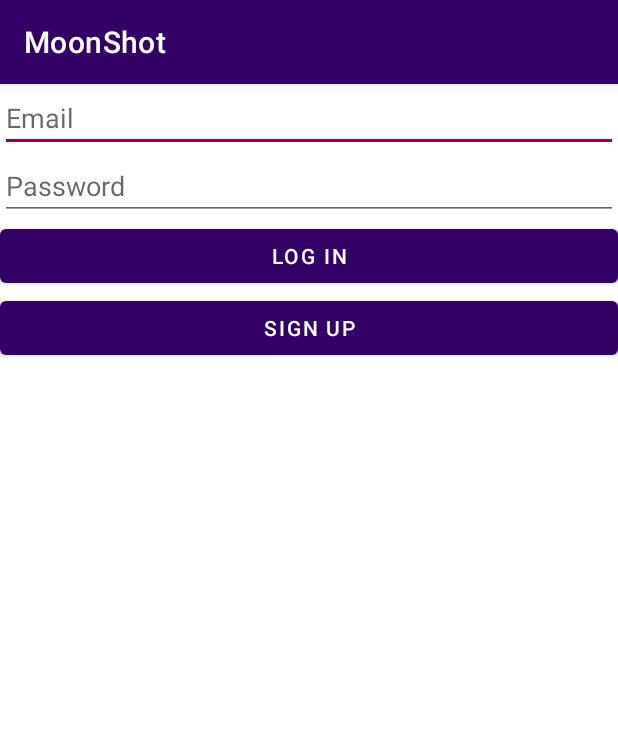
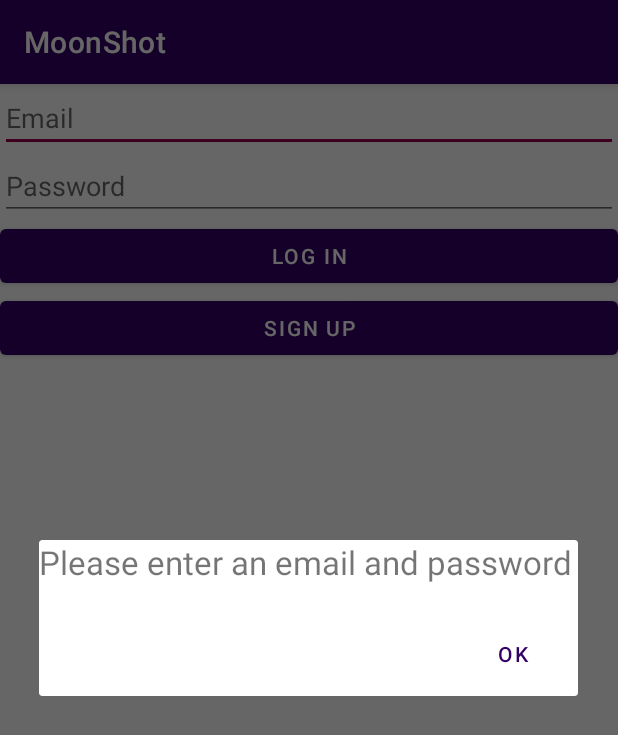
Before and after one commit to MoonShotApp1/MoonShot, an Android app: the screen it shows after launch (LogInActivity), after a tap on "LOG IN", on a phone screen of 412 x 824 dp. Shown: the top 735 px of the screen. Run offline under Robolectric (Android 15) with nearby library versions, the phone set to English and light mode, and no system bars; our stand-ins replace Firebase (no records; nobody signed in at launch, a user with empty details on screens opened directly), navigation-ui.

Commit message:
added sign out and error msgs

```diff
--- a/app/src/main/java/com/dartmouth/moonshot/LogInActivity.kt
+++ b/app/src/main/java/com/dartmouth/moonshot/LogInActivity.kt
@@ -22,7 +22,7 @@
         mFirebaseAuth = FirebaseAuth.getInstance()
 
         emailEditText = findViewById(R.id.edittext_email)
-        passwordEditText = findViewById(R.id.edittext_email)
+        passwordEditText = findViewById(R.id.edittext_password)
 
         signUpButton = findViewById(R.id.button_signup)
         signUpButton.setOnClickListener(){
@@ -45,7 +45,11 @@
         val password = passwordEditText.text.toString()
 
         if (email.isEmpty() || password.isEmpty()) {
-            // TODO
+            val myDialog = LogInDialog()
+            val bundle = Bundle()
+            bundle.putInt(LogInDialog.DIALOG_KEY, LogInDialog.NO_EMAIL_PASSWORD_INT)
+            myDialog.arguments = bundle
+            myDialog.show(supportFragmentManager, "Log In Failed")
         } else {
             mFirebaseAuth!!.signInWithEmailAndPassword(email, password).addOnCompleteListener(this){
                 if(it.isSuccessful){
@@ -54,8 +58,12 @@
                     finish()
                 } else {
                     // Log in unsuccessful
-                    // TODO
                     Log.d("debug", "log in failed")
+                    val myDialog = LogInDialog()
+                    val bundle = Bundle()
+                    bundle.putInt(LogInDialog.DIALOG_KEY, LogInDialog.LOGIN_INT)
+                    myDialog.arguments = bundle
+                    myDialog.show(supportFragmentManager, "Log In Failed")
                 }
             }
         }
--- /dev/null
+++ b/app/src/main/java/com/dartmouth/moonshot/LogInDialog.kt
@@ -0,0 +1,47 @@
+package com.dartmouth.moonshot
+
+import android.app.AlertDialog
+import android.app.Dialog
+import android.content.DialogInterface
+import android.os.Bundle
+import android.view.View
+import androidx.fragment.app.DialogFragment
+
+class LogInDialog : DialogFragment(), DialogInterface.OnClickListener {
+    companion object{
+        const val DIALOG_KEY = "dialog"
+        const val LOGIN_INT = 0
+        const val SIGNUP_INT = 1
+        const val NO_EMAIL_PASSWORD_INT = 2
+    }
+
+    override fun onCreateDialog(savedInstanceState: Bundle?): Dialog {
+        lateinit var ret: Dialog
+        val bundle = arguments
+        val dialogId = bundle?.getInt(DIALOG_KEY)
+        if (dialogId == LOGIN_INT) {
+            val builder = AlertDialog.Builder(requireActivity())
+            val view: View = requireActivity().layoutInflater.inflate(R.layout.log_in_dialog, null)
+            builder.setView(view)
+            builder.setPositiveButton("ok", this)
+            ret = builder.create()
+        } else if(dialogId == SIGNUP_INT) {
+            val builder = AlertDialog.Builder(requireActivity())
+            val view: View = requireActivity().layoutInflater.inflate(R.layout.sign_up_dialog, null)
+            builder.setView(view)
+            builder.setPositiveButton("ok", this)
+            ret = builder.create()
+        } else if(dialogId == NO_EMAIL_PASSWORD_INT) {
+            val builder = AlertDialog.Builder(requireActivity())
+            val view: View = requireActivity().layoutInflater.inflate(R.layout.no_email_password_dialog, null)
+            builder.setView(view)
+            builder.setPositiveButton("ok", this)
+            ret = builder.create()
+        }
+        return ret
+    }
+
+    override fun onClick(dialog: DialogInterface, item: Int) {
+
+    }
+}
--- a/app/src/main/java/com/dartmouth/moonshot/MainActivity.kt
+++ b/app/src/main/java/com/dartmouth/moonshot/MainActivity.kt
@@ -2,6 +2,7 @@
 
 import android.content.Intent
 import android.os.Bundle
+import android.util.Log
 import android.view.Menu
 import com.google.android.material.snackbar.Snackbar
 import com.google.android.material.navigation.NavigationView
@@ -13,6 +14,7 @@
 import androidx.drawerlayout.widget.DrawerLayout
 import androidx.appcompat.app.AppCompatActivity
 import com.dartmouth.moonshot.databinding.ActivityMainBinding
+import com.dartmouth.moonshot.ui.home.HomeFragment
 import com.google.firebase.auth.FirebaseAuth
 import com.google.firebase.auth.FirebaseUser
 
--- a/app/src/main/java/com/dartmouth/moonshot/ui/home/HomeFragment.kt
+++ b/app/src/main/java/com/dartmouth/moonshot/ui/home/HomeFragment.kt
@@ -1,20 +1,31 @@
 package com.dartmouth.moonshot.ui.home
 
+import android.content.Intent
 import android.os.Bundle
+import android.util.Log
 import android.view.LayoutInflater
 import android.view.View
 import android.view.ViewGroup
+import android.widget.Button
 import android.widget.TextView
 import androidx.fragment.app.Fragment
+import androidx.lifecycle.MutableLiveData
 import androidx.lifecycle.Observer
 import androidx.lifecycle.ViewModelProvider
+import com.dartmouth.moonshot.LogInActivity
 import com.dartmouth.moonshot.R
 import com.dartmouth.moonshot.databinding.FragmentHomeBinding
+import com.google.firebase.auth.FirebaseAuth
+import com.google.firebase.auth.FirebaseUser
+import java.util.*
 
 class HomeFragment : Fragment() {
 
     private lateinit var homeViewModel: HomeViewModel
     private var _binding: FragmentHomeBinding? = null
+    private lateinit var buttonSignOut: Button
+
+    private var mFirebaseAuth: FirebaseAuth? = null
 
     // This property is only valid between onCreateView and
     // onDestroyView.
@@ -31,9 +42,24 @@
         _binding = FragmentHomeBinding.inflate(inflater, container, false)
         val root: View = binding.root
 
+        mFirebaseAuth = FirebaseAuth.getInstance()
 
+        buttonSignOut = root.findViewById(R.id.button_signout)
+        buttonSignOut.setOnClickListener(){
+                signOutUser()
+            }
 
         return root
+    }
+
+    fun signOutUser(){
+        mFirebaseAuth!!.signOut()
+        logIn()
+    }
+
+    fun logIn(){
+        val intent = Intent(requireActivity(), LogInActivity::class.java)
+        startActivity(intent)
     }
 
     override fun onDestroyView() {
--- a/app/src/main/res/layout/fragment_home.xml
+++ b/app/src/main/res/layout/fragment_home.xml
@@ -21,4 +21,10 @@
         android:layout_marginTop="8dp"
         android:layout_marginEnd="8dp"
         android:textSize="20sp" />
+
+    <Button
+        android:layout_width="match_parent"
+        android:layout_height="wrap_content"
+        android:id="@+id/button_signout"
+        android:text="Sign Out"/>
 </LinearLayout>
--- /dev/null
+++ b/app/src/main/res/layout/no_email_password_dialog.xml
@@ -0,0 +1,15 @@
+<?xml version="1.0" encoding="utf-8"?>
+<LinearLayout
+    xmlns:android="http://schemas.android.com/apk/res/android"
+    android:orientation="vertical"
+    android:layout_width="match_parent"
+    android:layout_height="match_parent"
+    >
+
+    <TextView
+        android:layout_height="wrap_content"
+        android:layout_width="wrap_content"
+        android:text="Please enter an email and password"
+        android:textSize="22sp" />
+
+</LinearLayout>
```
Also changed, not shown: app/src/main/java/com/dartmouth/moonshot/SignUpActivity.kt (+10 -2 lines), app/src/main/res/layout/log_in_dialog.xml (added, +15 -0 lines), app/src/main/res/layout/sign_up_dialog.xml (added, +21 -0 lines).
